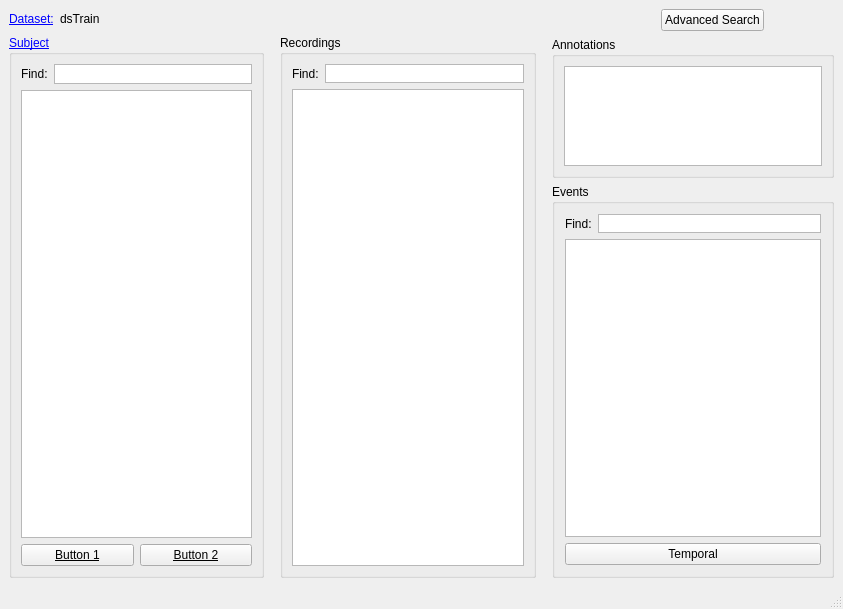
The window that base_GUI.ui (jowanpittevils/Databasemanager_Signalplotter) describes before a commit, drawn with Qt 5.
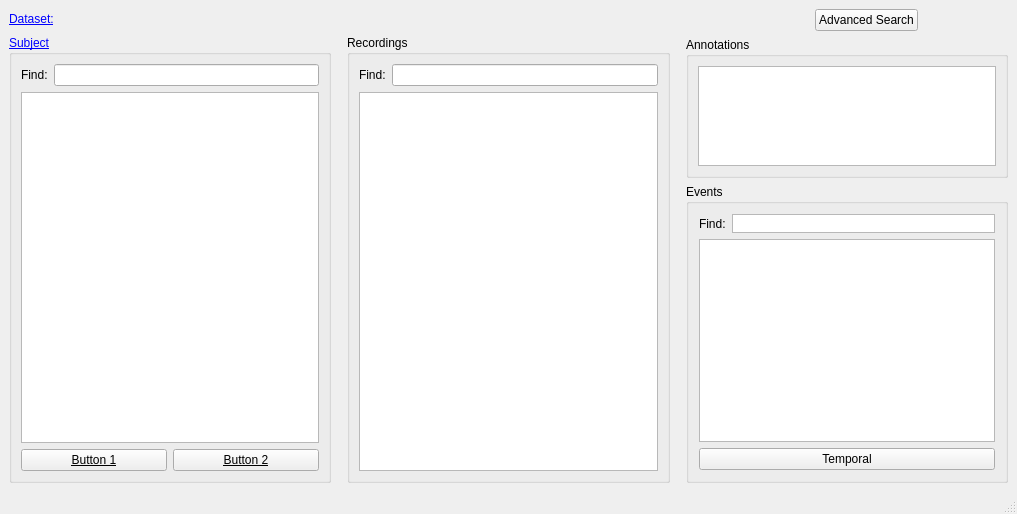
The same window after the commit. Custom widgets are drawn as their Qt base class.

Commit message: got the dataser_selector working, added a gui_wrapper class that inherits from the base GUI

What changed in the file:
```diff
--- a/base_GUI.ui
+++ b/base_GUI.ui
@@ -6,8 +6,8 @@
    <rect>
     <x>0</x>
     <y>0</y>
-    <width>843</width>
-    <height>609</height>
+    <width>1017</width>
+    <height>514</height>
    </rect>
   </property>
   <property name="sizePolicy">
@@ -107,7 +107,7 @@
            </size>
           </property>
           <property name="text">
-           <string>dsTrain</string>
+           <string/>
           </property>
          </widget>
         </item>
@@ -232,31 +232,13 @@
                 </widget>
                </item>
                <item>
-                <widget class="QPlainTextEdit" name="plainTextEdit_9">
+                <widget class="QLineEdit" name="lineEdit">
                  <property name="sizePolicy">
                   <sizepolicy hsizetype="Expanding" vsizetype="Maximum">
                    <horstretch>0</horstretch>
                    <verstretch>0</verstretch>
                   </sizepolicy>
                  </property>
-                 <property name="minimumSize">
-                  <size>
-                   <width>1</width>
-                   <height>0</height>
-                  </size>
-                 </property>
-                 <property name="maximumSize">
-                  <size>
-                   <width>16777215</width>
-                   <height>20</height>
-                  </size>
-                 </property>
-                 <property name="verticalScrollBarPolicy">
-                  <enum>Qt::ScrollBarAlwaysOff</enum>
-                 </property>
-                 <property name="horizontalScrollBarPolicy">
-                  <enum>Qt::ScrollBarAlwaysOff</enum>
-                 </property>
                 </widget>
                </item>
               </layout>
@@ -388,25 +370,13 @@
               </widget>
              </item>
              <item>
-              <widget class="QPlainTextEdit" name="plainTextEdit_8">
+              <widget class="QLineEdit" name="lineEdit_2">
                <property name="sizePolicy">
                 <sizepolicy hsizetype="Expanding" vsizetype="Maximum">
                  <horstretch>0</horstretch>
                  <verstretch>0</verstretch>
                 </sizepolicy>
                </property>
-               <property name="maximumSize">
-                <size>
-                 <width>16777215</width>
-                 <height>19</height>
-                </size>
-               </property>
-               <property name="verticalScrollBarPolicy">
-                <enum>Qt::ScrollBarAlwaysOff</enum>
-               </property>
-               <property name="horizontalScrollBarPolicy">
-                <enum>Qt::ScrollBarAlwaysOff</enum>
-               </property>
               </widget>
              </item>
             </layout>
```
Left out of the diff: 4 changed lines with no effect on the pictures. The commit also changes 18 other files.
